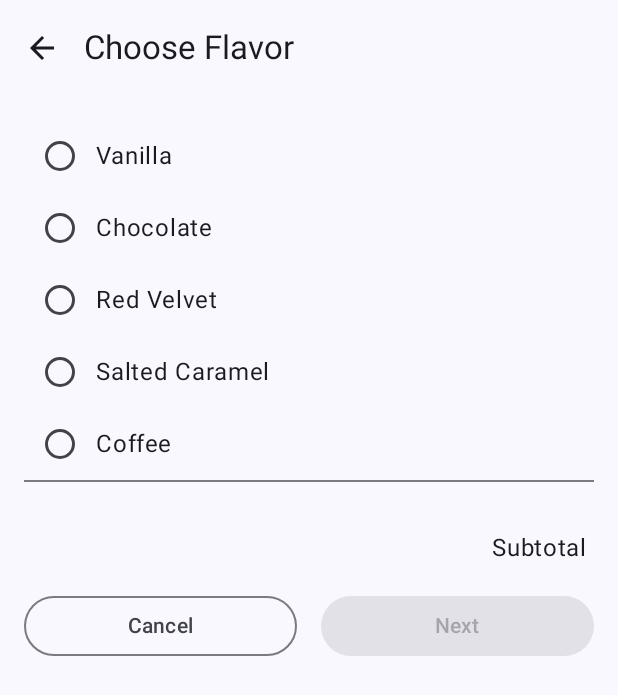
After one commit to fmanuel98/aula-movel-meta-project, an Android app built with Jetpack Compose: the SelectOptionScreen screen opened through its navigation route, on a phone screen of 412 x 824 dp. The commit adds this screen. Shown: the top 695 px of the screen. Run offline under Robolectric (Android 15) with nearby library versions, the phone set to English and light mode, and no system bars.

Commit message:
add mobile

```diff
--- a/app/app/build.gradle.kts
+++ b/app/app/build.gradle.kts
@@ -40,6 +40,8 @@ android {
 }
 
 dependencies {
+    //navigator
+    implementation(libs.androidx.navigation.compose)
 
     implementation(libs.androidx.core.ktx)
     implementation(libs.androidx.lifecycle.runtime.ktx)
--- /dev/null
+++ b/app/app/src/main/java/fmanuel98/com/github/app/CupcakeScreen.kt
@@ -0,0 +1,161 @@
+package fmanuel98.com.github.app
+
+import android.content.Context
+import android.content.Intent
+import androidx.annotation.StringRes
+import androidx.compose.foundation.layout.padding
+
+import androidx.compose.material.icons.Icons
+import androidx.compose.material.icons.filled.ArrowBack
+import androidx.compose.material3.ExperimentalMaterial3Api
+import androidx.compose.material3.Icon
+import androidx.compose.material3.IconButton
+import androidx.compose.material3.Scaffold
+import androidx.compose.material3.Text
+import androidx.compose.material3.TopAppBar
+import androidx.compose.runtime.Composable
+import androidx.compose.runtime.collectAsState
+import androidx.compose.runtime.getValue
+import androidx.compose.ui.Modifier
+import androidx.compose.ui.platform.LocalContext
+import androidx.compose.ui.res.stringResource
+import androidx.lifecycle.viewmodel.compose.viewModel
+import androidx.navigation.NavHostController
+import androidx.navigation.compose.NavHost
+import androidx.navigation.compose.composable
+import androidx.navigation.compose.currentBackStackEntryAsState
+import androidx.navigation.compose.rememberNavController
+import fmanuel98.com.github.R
+import fmanuel98.com.github.app.data.DataSource.flavors
+import fmanuel98.com.github.app.data.DataSource.quantityOptions
+import fmanuel98.com.github.app.order.OrderSummaryScreen
+import fmanuel98.com.github.app.order.OrderViewModel
+
+enum class CupcakeScreen(@StringRes val title: Int) {
+    Start(title = R.string.app_name),
+    Flavor(title = R.string.choose_flavor),
+    Pickup(title = R.string.choose_pickup_date),
+    Summary(title = R.string.order_summary)
+}
+
+@OptIn(ExperimentalMaterial3Api::class)
+@Composable
+fun CupcakeAppBar(
+    currentScreen: CupcakeScreen,
+    canNavigateBack: Boolean,
+    navigateUp: () -> Unit,
+    modifier: Modifier = Modifier
+) {
+    TopAppBar(
+        title = { Text(text = stringResource(id = currentScreen.title)) },
+        modifier = modifier,
+        navigationIcon = {
+            if (canNavigateBack) {
+                IconButton(onClick = { navigateUp }) {
+                    Icon(
+                        imageVector = Icons.Filled.ArrowBack,
+                        contentDescription = stringResource(id = R.string.back_button)
+                    )
+                }
+            }
+        }
+    )
+}
+
+@Composable
+fun CupcakeApp(
+    modifier: Modifier = Modifier,
+    viewModel: OrderViewModel = viewModel(),
+    navController: NavHostController = rememberNavController()
+) {
+    val backStackEntry by navController.currentBackStackEntryAsState()
+    val currentScreen = CupcakeScreen.valueOf(
+        backStackEntry?.destination?.route ?: CupcakeScreen.Start.name
+    )
+
+    Scaffold(
+        topBar = {
+            CupcakeAppBar(
+                currentScreen = currentScreen,
+                canNavigateBack = navController.previousBackStackEntry != null,
+                navigateUp = { navController.navigateUp() })
+        }) { innerPadding ->
+        val uiState by viewModel.uiState.collectAsState()
+
+        NavHost(
+            navController = navController,
+            startDestination = CupcakeScreen.Start.name,
+            modifier = modifier.padding(innerPadding)
+        ) {
+            composable(route = CupcakeScreen.Start.name) {
+                StartOrderScreen(
+                    quantityOptions = quantityOptions,
+                    onNextButtonClicked = {
+                        viewModel.setQuantity(it)
+                        navController.navigate(CupcakeScreen.Flavor.name)
+                    }
+                )
+            }
+            composable(route = CupcakeScreen.Flavor.name) {
+                val context = LocalContext.current
+                SelectOptionScreen(
+                    subtotal = uiState.price,
+                    onNextButtonClicked = {
+                        navController.navigate(CupcakeScreen.Pickup.name)
+                    },
+                    onCancelButtonClicked = {
+                        cancelOrderAndNavigateToStart(viewModel, navController)
+                    },
+                    options = flavors.map { id -> context.resources.getString(id) },
+                    onSelectionChanged = { viewModel.setFlavor(it) }
+                )
+            }
+            composable(route = CupcakeScreen.Pickup.name) {
+                SelectOptionScreen(
+                    subtotal = uiState.price,
+                    onNextButtonClicked = { navController.navigate(CupcakeScreen.Summary.name) },
+                    options = uiState.pickupOptions,
+                    onSelectionChanged = { viewModel.setDate(it) }
+                )
+            }
+            composable(route = CupcakeScreen.Summary.name) {
+                val context = LocalContext.current
+                OrderSummaryScreen(
+                    orderUiState = uiState,
+                    onCancelButtonClicked = {
+                        cancelOrderAndNavigateToStart(
+                            viewModel,
+                            navController
+                        )
+                    },
+                    onSendButtonClicked = { subject: String, summary: String ->
+                        shareOrder(context, subject = subject, summary = summary)
+                    }
+                )
+            }
+        }
+
+    }
+}
+
+private fun cancelOrderAndNavigateToStart(
+    viewModel: OrderViewModel,
+    navController: NavHostController
+) {
+    viewModel.resetOrder()
+    navController.popBackStack(CupcakeScreen.Start.name, inclusive = false)
+}
+
+private fun shareOrder(context: Context, subject: String, summary: String) {
+    val intent = Intent(Intent.ACTION_SEND).apply {
+        type = "text/plain"
+        putExtra(Intent.EXTRA_SUBJECT, subject)
+        putExtra(Intent.EXTRA_TEXT, summary)
+    }
+    context.startActivity(
+        Intent.createChooser(
+            intent,
+            context.getString(R.string.new_cupcake_order)
+        )
+    )
+}
--- /dev/null
+++ b/app/app/src/main/java/fmanuel98/com/github/app/SelectOptionScreen.kt
@@ -0,0 +1,95 @@
+package fmanuel98.com.github.app
+
+import androidx.compose.foundation.layout.Arrangement
+import androidx.compose.foundation.layout.Column
+import androidx.compose.foundation.layout.Row
+import androidx.compose.foundation.layout.fillMaxWidth
+import androidx.compose.foundation.layout.padding
+import androidx.compose.foundation.selection.selectable
+import androidx.compose.material3.Divider
+import androidx.compose.material3.OutlinedButton
+import androidx.compose.material3.RadioButton
+import androidx.compose.material3.Button
+import androidx.compose.material3.Text
+
+import androidx.compose.runtime.Composable
+import androidx.compose.runtime.getValue
+import androidx.compose.runtime.mutableStateOf
+import androidx.compose.runtime.saveable.rememberSaveable
+import androidx.compose.runtime.setValue
+import androidx.compose.ui.Alignment
+import androidx.compose.ui.Modifier
+import androidx.compose.ui.res.stringResource
+import androidx.compose.ui.tooling.preview.Preview
+import androidx.compose.ui.unit.dp
+import fmanuel98.com.github.R
+import fmanuel98.com.github.app.components.FormattedPriceLabel
+
+@Composable
+fun SelectOptionScreen(
+    subtotal: String,
+    options: List<String>,
+    onSelectionChanged: (String) -> Unit = {},
+    onCancelButtonClicked: () -> Unit = {},
+    onNextButtonClicked: () -> Unit = {},
+    modifier: Modifier = Modifier
+) {
+    var selectedValue by rememberSaveable { mutableStateOf("") }
+
+    Column(modifier = modifier.padding(16.dp)) {
+        options.forEach { item ->
+            Row(modifier = Modifier.selectable(
+                selected = selectedValue == item,
+                onClick = {
+                    selectedValue = item
+                    onSelectionChanged(item)
+                }
+            ),
+                verticalAlignment = Alignment.CenterVertically) {
+                RadioButton(
+                    selected = selectedValue == item,
+                    onClick = {
+                        selectedValue = item
+                        onSelectionChanged(item)
+                    })
+                Text(item)
+            }
+        }
+        Divider(thickness = 1.dp, modifier = modifier.padding(bottom = 16.dp))
+        FormattedPriceLabel(
+            subtotal = subtotal,
+            modifier = Modifier
+                .align(Alignment.End)
+                .padding(
+                    top = 16.dp, bottom = 16.dp
+                )
+        )
+        Row(
+            modifier = Modifier.fillMaxWidth(),
+            horizontalArrangement = Arrangement.spacedBy(16.dp)
+        ) {
+            OutlinedButton(
+                modifier = Modifier.weight(1f),
+                onClick = onCancelButtonClicked
+            ) {
+                Text(text = stringResource(id = R.string.cancel))
+            }
+            Button(
+                modifier = Modifier.weight(1f),
+                enabled = selectedValue.isNotEmpty(),
+                onClick = onNextButtonClicked
+            ) {
+                Text(text = stringResource(id = R.string.next))
+            }
+        }
+    }
+}
+
+@Preview
+@Composable
+fun SelectOptionPreview() {
+    SelectOptionScreen(
+        subtotal = "299.99",
+        options = listOf("Option 1", "Option 2", "Option 3", "Option 4")
+    )
+}
--- /dev/null
+++ b/app/app/src/main/java/fmanuel98/com/github/app/StartOrderScreen.kt
@@ -0,0 +1,68 @@
+package fmanuel98.com.github.app
+
+import androidx.annotation.StringRes
+import androidx.compose.foundation.Image
+import androidx.compose.foundation.layout.*
+import androidx.compose.material3.Button
+import androidx.compose.material3.MaterialTheme
+import androidx.compose.material3.Text
+
+import androidx.compose.runtime.Composable
+import androidx.compose.ui.Alignment
+import androidx.compose.ui.Modifier
+import androidx.compose.ui.res.painterResource
+import androidx.compose.ui.res.stringResource
+import androidx.compose.ui.tooling.preview.Preview
+import androidx.compose.ui.unit.dp
+import fmanuel98.com.github.R
+
+@Composable
+fun StartOrderScreen(
+    quantityOptions: List<Pair<Int, Int>>,
+    onNextButtonClicked: (Int) -> Unit,
+    modifier: Modifier = Modifier
+) {
+    Column(
+        modifier = modifier
+            .padding(16.dp)
+            .fillMaxWidth(),
+        horizontalAlignment = Alignment.CenterHorizontally,
+        verticalArrangement = Arrangement.spacedBy(8.dp)
+    ) {
+        Spacer(modifier = Modifier.height(16.dp))
+        Image(
+            painter = painterResource(id = R.drawable.cupcake),
+            contentDescription = null,
+            modifier = Modifier.width(300.dp)
+        )
+        Spacer(modifier = Modifier.height(16.dp))
+        Text(
+            text = stringResource(id = R.string.order_cupcakes),
+            style = MaterialTheme.typography.headlineMedium
+        )
+        Spacer(modifier = Modifier.height(8.dp))
+        quantityOptions.forEach {
+            SelectQuantityButton(
+                labelResourceId = it.first,
+                onClick = { onNextButtonClicked(it.second) }
+            )
+        }
+    }
+}
+
+@Composable
+fun SelectQuantityButton(
+    @StringRes labelResourceId: Int,
+    onClick: () -> Unit,
+    modifier: Modifier = Modifier
+) {
+    Button(onClick = onClick, modifier = modifier.widthIn(min = 250.dp)) {
+        Text(text = stringResource(id = labelResourceId))
+    }
+}
+
+@Preview
+@Composable
+fun StartOrderPreview() {
+  //  StartOrderScreen(quantityOptions = quantityOptions, onNextButtonClicked = {})
+}
--- /dev/null
+++ b/app/app/src/main/java/fmanuel98/com/github/app/components/FormattedPriceLabel.kt
@@ -0,0 +1,16 @@
+package fmanuel98.com.github.app.components
+
+import androidx.compose.material3.Text
+import androidx.compose.runtime.Composable
+import androidx.compose.ui.Modifier
+import androidx.compose.ui.res.stringResource
+import fmanuel98.com.github.R
+
+
+@Composable
+fun FormattedPriceLabel(subtotal: String, modifier: Modifier) {
+    Text(
+        text = stringResource(id = R.string.subtotal_price, subtotal),
+        modifier = modifier
+    )
+}
--- /dev/null
+++ b/app/app/src/main/java/fmanuel98/com/github/app/order/OrderUiState.kt
@@ -0,0 +1,9 @@
+package fmanuel98.com.github.app.order
+
+data class OrderUiState(
+    val quantity: Int = 0,
+    val flavor: String = "",
+    val date: String = "",
+    val price: String = "",
+    val pickupOptions: List<String> = listOf()
+)
--- /dev/null
+++ b/app/app/src/main/java/fmanuel98/com/github/app/order/OrderViewModel.kt
@@ -0,0 +1,69 @@
+package fmanuel98.com.github.app.order
+
+import androidx.lifecycle.ViewModel
+import kotlinx.coroutines.flow.MutableStateFlow
+import kotlinx.coroutines.flow.StateFlow
+import kotlinx.coroutines.flow.asStateFlow
+import kotlinx.coroutines.flow.update
+import java.text.NumberFormat
+import java.text.SimpleDateFormat
+import java.util.*
+
+private const val PRICE_PER_CUPCAKE = 2.00
+private const val PRICE_FOR_SAME_DAY_PICKUP = 3.00
+
+class OrderViewModel : ViewModel() {
+    private val _uiState = MutableStateFlow(OrderUiState(pickupOptions = pickupOptions()))
+    val uiState: StateFlow<OrderUiState> = _uiState.asStateFlow()
+
+    fun setQuantity(numberCupcakes: Int) {
+        _uiState.update {
+            it.copy(
+                quantity = numberCupcakes,
+                price = calculatePrice(quantity = numberCupcakes)
+            )
+        }
+    }
+
+    fun setFlavor(desiredFlavor: String) {
+        _uiState.update {
+            it.copy(flavor = desiredFlavor)
+        }
+    }
+
+    fun setDate(pickupDate: String) {
+        _uiState.update {
+            it.copy(
+                date = pickupDate,
+                price = calculatePrice(pickupDate = pickupDate)
+            )
+        }
+    }
+
+    fun resetOrder() {
+        _uiState.value = OrderUiState(pickupOptions = pickupOptions())
+    }
+
+    private fun calculatePrice(
+        quantity: Int = _uiState.value.quantity,
+        pickupDate: String = _uiState.value.date
+    ): String {
+        var calculatedPrice = quantity * PRICE_PER_CUPCAKE
+        if (pickupOptions()[0] == pickupDate) {
+            calculatedPrice += PRICE_FOR_SAME_DAY_PICKUP
+        }
+        return NumberFormat.getCurrencyInstance().format(calculatedPrice)
+    }
+
+    private fun pickupOptions(): List<String> {
+        val dateOptions = mutableListOf<String>()
+        val formatter = SimpleDateFormat("E MMM d", Locale.getDefault())
+        val calendar = Calendar.getInstance()
+
+        repeat(4) {
+            dateOptions.add(formatter.format(calendar.time))
+            calendar.add(Calendar.DATE, 1)
+        }
+        return dateOptions
+    }
+}
--- a/app/app/src/main/java/fmanuel98/com/github/ui/theme/Theme.kt
+++ b/app/app/src/main/java/fmanuel98/com/github/ui/theme/Theme.kt
@@ -33,6 +33,8 @@ private val LightColorScheme = lightColorScheme(
     */
 )
 
+
+
 @Composable
 fun OrderAppTheme(
     darkTheme: Boolean = isSystemInDarkTheme(),
--- /dev/null
+++ b/app/app/src/main/res/drawable/cupcake.xml
@@ -0,0 +1,44 @@
+<?xml version="1.0" encoding="utf-8"?>
+<!--
+     Copyright (C) 2022 The Android Open Source Project
+
+     Licensed under the Apache License, Version 2.0 (the "License");
+     you may not use this file except in compliance with the License.
+     You may obtain a copy of the License at
+
+          http://www.apache.org/licenses/LICENSE-2.0
+
+     Unless required by applicable law or agreed to in writing, software
+     distributed under the License is distributed on an "AS IS" BASIS,
+     WITHOUT WARRANTIES OR CONDITIONS OF ANY KIND, either express or implied.
+     See the License for the specific language governing permissions and
+     limitations under the License.
+-->
+<!-- Cupcake icon for the start fragment -->
+<vector android:height="200dp" android:viewportHeight="413.71"
+    android:viewportWidth="308.15" android:width="148.96909dp" xmlns:android="http://schemas.android.com/apk/res/android">
+    <path android:fillColor="#4fc3f7" android:pathData="M34.33,218.79l-27.63,-11.72l-6.7,27.68l34.33,-15.96z"/>
+    <path android:fillColor="#4fc3f7" android:pathData="M273.75,218.79l27.63,-11.72l6.69,27.68l-34.32,-15.96z"/>
+    <path android:fillColor="#4fc3f7" android:pathData="M27.22,225.91l20.35,-30.56l29.24,22.58l24.1,-27.94l27.32,24.84l25.84,-26.36l25.85,26.36l27.32,-24.84l24.1,27.94l29.24,-22.58l20.35,30.56"/>
+    <path android:fillColor="#03a9f4" android:pathData="M280.93,233.84l-20.35,30.57l-29.24,-22.59l-24.1,27.95l-27.32,-24.84l-25.85,26.36l-25.84,-26.36l-27.32,24.84l-24.1,-27.95l-29.24,22.59l-20.35,-30.57"/>
+    <path android:fillColor="#ffe0b2" android:pathData="M6.72,245.77a147.35,49.81 0,1 0,294.7 0a147.35,49.81 0,1 0,-294.7 0z"/>
+    <path android:fillColor="#81d4fa" android:pathData="M308.15,234.77 L289.5,219.22l-21.58,31L237.06,228l-25.52,28.14 -28.88,-24.72L155.3,257.8 128,231.41 99.07,256.13 73.54,228 42.68,250.25l-21.58,-31L0,234.75 29.3,380.43C41,424.8 268.46,424.8 281,380.43Z"/>
+    <path android:fillColor="#4fc3f7" android:pathData="M296.79,290a177.71,177.71 0,0 1,-14.08 22.93c-6.49,8.8 -12.95,17.78 -20.38,25.84 -7.2,7.83 -16.18,14 -24.61,20.32 -26.6,19.82 -63.2,26.79 -95.82,20.47C119.55,377.93 101.2,373 81.14,362c-27.72,-15.16 -49.54,-41.31 -65.72,-67.86 -1.86,-3.05 -3.63,-6.14 -5.34,-9.27L29.3,380.43C41,424.8 268.46,424.8 281,380.43l17.45,-93.7C297.92,287.82 297.36,288.91 296.79,290Z"/>
+    <path android:fillColor="#29b6f6" android:pathData="M58.88,378.74a2,2 0,0 1,-2 -1.74L42.39,263.14a2,2 0,1 1,4 -0.51L60.87,376.49a2,2 0,0 1,-1.73 2.24Z"/>
+    <path android:fillColor="#29b6f6" android:pathData="M104.17,385.44a2,2 0,0 1,-2 -1.92l-4.5,-116.09a2,2 0,1 1,4 -0.16l4.51,116.09a2,2 0,0 1,-1.92 2.08Z"/>
+    <path android:fillColor="#29b6f6" android:pathData="M252.08,378.74h-0.26a2,2 0,0 1,-1.73 -2.24L264.6,262.63a2,2 0,1 1,4 0.51L254.06,377A2,2 0,0 1,252.08 378.74Z"/>
+    <path android:fillColor="#29b6f6" android:pathData="M206.79,385.44h-0.08a2,2 0,0 1,-1.92 -2.08l4.5,-116.09a2,2 0,0 1,4 0.16l-4.5,116.09A2,2 0,0 1,206.79 385.44Z"/>
+    <path android:fillColor="#29b6f6" android:pathData="M155.18,388.79a2,2 0,0 1,-2 -2V270.14a2,2 0,0 1,4 0V386.79A2,2 0,0 1,155.18 388.79Z"/>
+    <path android:fillColor="#f06292" android:pathData="M174.42,0.11S186.94,47.44 104,57.92c0,0 -48.29,5.29 -33.19,37.35a21.64,21.64 0,0 1,-5.47 25.88C47.92,135.74 24.89,164.84 46.08,207a13.44,13.44 0,0 0,7.28 6.57c20.12,7.53 101.54,33.31 201.88,1.32a13.21,13.21 0,0 0,6.3 -4.34c6.57,-8.21 20.38,-31.37 -2.24,-60.91A26.16,26.16 0,0 1,254 135.12c-0.51,-9.9 -4.73,-27.17 -25.88,-39.45a13.57,13.57 0,0 1,-5.69 -16.92c4,-9.75 7.66,-24.1 2,-36.44C214.6,21.28 174.42,0.11 174.42,0.11Z"/>
+    <path android:fillColor="#ec407a" android:pathData="M256,204.18c-18.82,3.85 -38.66,6.32 -58,5.56a342.08,342.08 0,0 1,-54.75 -7,191.23 191.23,0 0,1 -31,-9 372.7,372.7 0,0 1,-43.43 -19.84c-9.64,-5.25 -19.52,-11.32 -28.07,-18.59 -4.75,14.09 -4.81,31.38 5.4,51.71a13.44,13.44 0,0 0,7.28 6.57c20.12,7.53 101.54,33.31 201.88,1.31a13.12,13.12 0,0 0,6.3 -4.33,48.91 48.91,0 0,0 5.89,-9.43A105.18,105.18 0,0 1,256 204.18Z"/>
+    <path android:fillColor="#f48fb1" android:pathData="M222.18,89c-28,24.79 -65.43,27.57 -102.41,21.79 -15.62,-2.44 -28.25,-11.48 -42.54,-4.72 -2.93,1.38 -6,4 -5.48,7.19 15.75,0.68 27.44,6.57 42.6,10.88 22.47,6.38 43.32,17.56 65.72,24.18s48,8.13 67.88,-4.07c2.46,-1.51 4.94,-3.39 5.87,-6.13a12.71,12.71 0,0 0,0.06 -6.31c-3.28,-18.77 -15,-33 -31.43,-42.81"/>
+    <path android:fillColor="#673ab7" android:pathData="M108.057,137.999L141.83,124.422A3.105,3.11 68.099,0 1,145.874 126.143L145.874,126.143A3.105,3.11 68.099,0 1,144.146 130.184L110.373,143.761A3.105,3.11 68.099,0 1,106.329 142.04L106.329,142.04A3.105,3.11 68.099,0 1,108.057 137.999z"/>
+    <path android:fillColor="#ffee58" android:pathData="M63.656,78.785L63.656,78.785A3.105,3.11 110.731,0 1,67.664 76.982L101.707,89.866A3.105,3.11 110.731,0 1,103.517 93.871L103.517,93.871A3.105,3.11 110.731,0 1,99.509 95.674L65.466,82.79A3.105,3.11 110.731,0 1,63.656 78.785z"/>
+    <path android:fillColor="#80deea" android:pathData="M223.715,131.605L241.916,99.937A3.121,3.116 119.885,0 1,246.172 98.784L246.172,98.784A3.121,3.116 119.885,0 1,247.318 103.042L229.118,134.71A3.121,3.116 119.885,0 1,224.862 135.864L224.862,135.864A3.121,3.116 119.885,0 1,223.715 131.605z"/>
+    <path android:fillColor="#8bc34a" android:pathData="M158.163,63.484L158.163,63.484A3.105,3.11 107.861,0 1,162.076 61.482L196.722,72.646A3.105,3.11 107.861,0 1,198.729 76.555L198.729,76.555A3.105,3.11 107.861,0 1,194.817 78.557L160.171,67.393A3.105,3.11 107.861,0 1,158.163 63.484z"/>
+    <path android:fillColor="#673ab7" android:pathData="M181.372,45.493L201.621,15.246A3.11,3.105 123.799,0 1,205.931 14.389L205.931,14.389A3.11,3.105 123.799,0 1,206.781 18.7L186.532,48.948A3.11,3.105 123.799,0 1,182.222 49.805L182.222,49.805A3.11,3.105 123.799,0 1,181.372 45.493z"/>
+    <path android:fillColor="#8bc34a" android:pathData="M132.014,205.938L152.263,175.691A3.11,3.105 123.799,0 1,156.574 174.834L156.574,174.834A3.11,3.105 123.799,0 1,157.424 179.145L137.175,209.393A3.11,3.105 123.799,0 1,132.864 210.25L132.864,210.25A3.11,3.105 123.799,0 1,132.014 205.938z"/>
+    <path android:fillColor="#ffee58" android:pathData="M203.177,166.031L203.177,166.031A3.105,3.11 104.521,0 1,206.966 163.805L242.204,172.931A3.105,3.11 104.521,0 1,244.436 176.716L244.436,176.716A3.105,3.11 104.521,0 1,240.647 178.942L205.409,169.816A3.105,3.11 104.521,0 1,203.177 166.031z"/>
+    <path android:fillColor="#80deea" android:pathData="M34.294,179.55L56.164,150.453A3.11,3.105 126.929,0 1,60.515 149.832L60.515,149.832A3.11,3.105 126.929,0 1,61.128 154.184L39.258,183.281A3.11,3.105 126.929,0 1,34.907 183.902L34.907,183.902A3.11,3.105 126.929,0 1,34.294 179.55z"/>
+    <path android:fillColor="#f48fb1" android:pathData="M174.6,0.19c5.85,5.93 5.7,15.41 2.45,23.08a51.17,51.17 0,0 1,-16 20c-22,16.43 -49.79,24.94 -77.21,24.27 -1.61,0 -3.64,-0.43 -4,-2 1.47,-2.29 4.27,-3.29 6.89,-4 12.66,-3.58 26,-5.8 38.46,-10.07C148.61,43.36 169,33.86 174.42,0"/>
+</vector>
--- a/app/app/src/main/res/values/strings.xml
+++ b/app/app/src/main/res/values/strings.xml
@@ -1,3 +1,32 @@
 <resources>
     <string name="app_name">OrderApp</string>
+    <string name="order_cupcakes">Order Cupcakes</string>
+    <string name="one_cupcake">One Cupcake</string>
+    <string name="six_cupcakes">Six Cupcakes</string>
+    <string name="twelve_cupcakes">Twelve Cupcakes</string>
+    <string name="choose_flavor">Choose Flavor</string>
+    <string name="vanilla">Vanilla</string>
+    <string name="chocolate">Chocolate</string>
+    <string name="red_velvet">Red Velvet</string>
+    <string name="salted_caramel">Salted Caramel</string>
+    <string name="coffee">Coffee</string>
+    <string name="special_flavor">Special Flavor</string>
+    <string name="cancel">Cancel</string>
+    <string name="next">Next</string>
+    <string name="choose_pickup_date">Choose Pickup Date</string>
+    <string name="order_summary">Order Summary</string>
+    <string name="send">Send Order to Another App</string>
+    <string name="quantity">Quantity</string>
+    <string name="flavor">Flavor</string>
+    <string name="pickup_date">Pickup date</string>
+    <string name="subtotal_price">Subtotal %s</string>
+    <string name="total_price">Total %s</string>
+    <string name="new_cupcake_order">New Cupcake Order</string>
+    <string name="order_details">Quantity: %1$s \n Flavor: %2$s \nPickup date: %3$s \n
+        Total: %4$s \n\n Thank you!</string>
+    <string name="back_button">Back</string>
+    <plurals name="cupcakes">
+        <item quantity="one">%d cupcake</item>
+        <item quantity="other">%d cupcakes</item>
+    </plurals>
 </resources>
--- a/app/gradle/libs.versions.toml
+++ b/app/gradle/libs.versions.toml
@@ -8,6 +8,7 @@ espressoCore = "3.6.1"
 lifecycleRuntimeKtx = "2.8.7"
 activityCompose = "1.10.1"
 composeBom = "2024.04.01"
+navigationCompose = "2.8.9"
 
 [libraries]
 androidx-core-ktx = { group = "androidx.core", name = "core-ktx", version.ref = "coreKtx" }
@@ -24,6 +25,7 @@ androidx-ui-tooling-preview = { group = "androidx.compose.ui", name = "ui-toolin
 androidx-ui-test-manifest = { group = "androidx.compose.ui", name = "ui-test-manifest" }
 androidx-ui-test-junit4 = { group = "androidx.compose.ui", name = "ui-test-junit4" }
 androidx-material3 = { group = "androidx.compose.material3", name = "material3" }
+androidx-navigation-compose = { group = "androidx.navigation", name = "navigation-compose", version.ref = "navigationCompose" }
 
 [plugins]
 android-application = { id = "com.android.application", version.ref = "agp" }
```
Also changed, not shown: app/app/src/main/java/fmanuel98/com/github/MainActivity.kt (+2 -22 lines), app/app/src/main/java/fmanuel98/com/github/app/data/DataSource.kt (added, +17 -0 lines), app/app/src/main/java/fmanuel98/com/github/app/order/OrderSummaryScreen.kt (added, +82 -0 lines).
